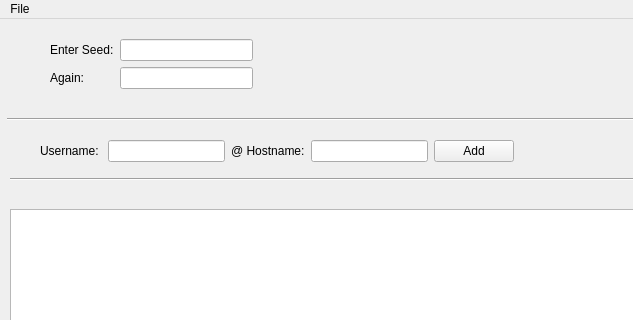
Above: inc/form1.ui from I3ck/determ-pwgen before the change; both pictures show x 0 to 633 and y 0 to 320 of the 800 by 600 pixel window. Below: the same form after it.
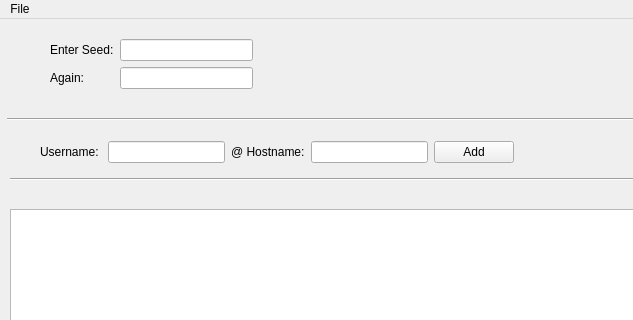
That is the form after the change.

Commit message: removed wrong property from lineEditSeed1 and connected click method for adding accounts

The edit to the form file:
```diff
--- a/inc/form1.ui
+++ b/inc/form1.ui
@@ -53,7 +53,7 @@
      </rect>
     </property>
    </widget>
-   <widget class="QWidget" name="">
+   <widget class="QWidget" name="layoutWidget">
     <property name="geometry">
      <rect>
       <x>50</x>
@@ -96,13 +96,13 @@
      </item>
     </layout>
    </widget>
-   <widget class="QWidget" name="">
+   <widget class="QWidget" name="layoutWidget">
     <property name="geometry">
      <rect>
       <x>40</x>
       <y>120</y>
       <width>474</width>
-      <height>24</height>
+      <height>26</height>
      </rect>
     </property>
     <layout class="QHBoxLayout" name="horizontalLayout">
```
Left out of the diff: 14 changed lines with no effect on the pictures. The commit also changes 2 other files.
